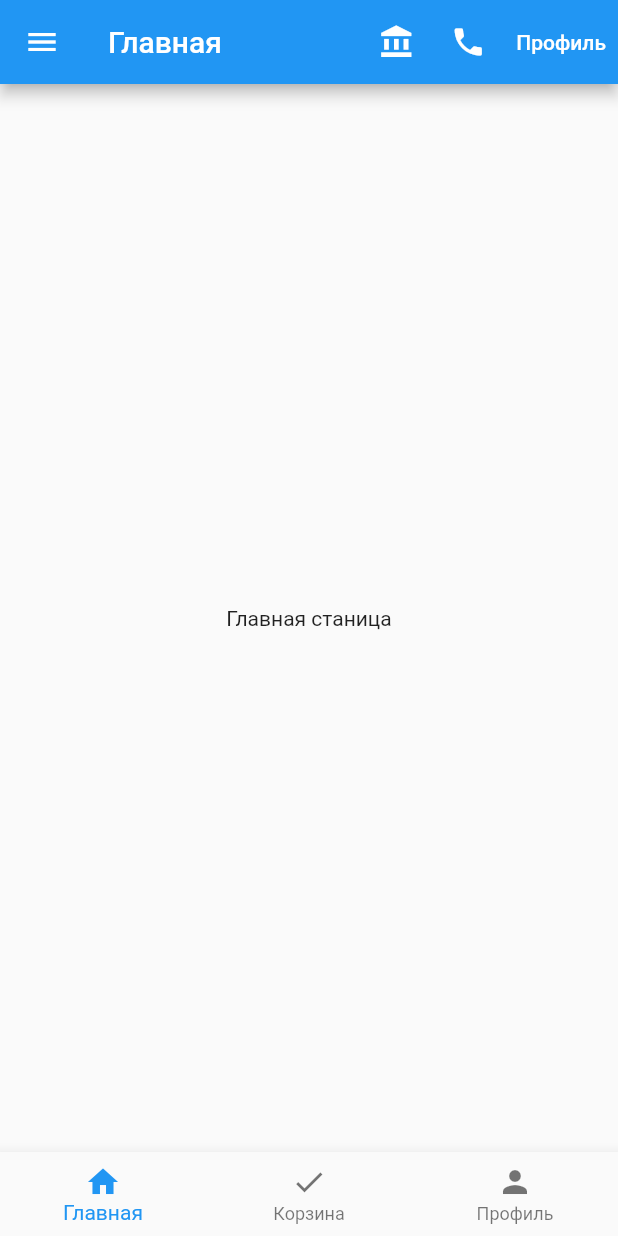
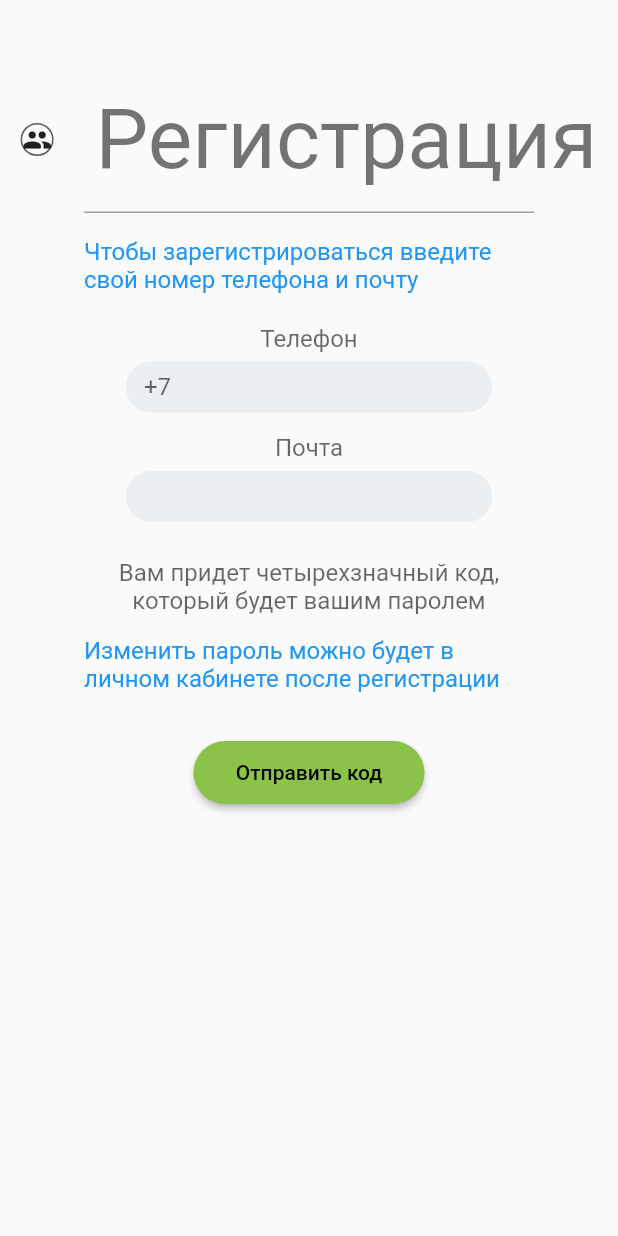
Before and after one commit to MukhinAlex/pizza, a Flutter app: the screen it shows after launch, on a phone screen of 412 x 824 dp. Run offline on Flutter 3.47's test engine with Material 2 defaults, Android fonts, the phone set to English and light mode, and no system bars; Roboto replaces fonts that are missing (Georgia, Hind).

Commit message:
Готово всё для кейса 2.4

```diff
--- a/lib/app_bar_screen.dart
+++ b/lib/app_bar_screen.dart
@@ -34,7 +34,7 @@ class _AppBarScreenState extends State<AppBarScreen> {
             decoration: const BoxDecoration(
               color: Colors.blue,
             ),
-            child: Container(
+            child: SizedBox(
               height: 200,
               child: Column(
                 mainAxisAlignment: MainAxisAlignment.center,
--- a/lib/main.dart
+++ b/lib/main.dart
@@ -3,9 +3,10 @@ import 'package:flutter/material.dart';
 import 'package:pizza/auth.dart';
 import 'package:pizza/calculator.dart';
 import 'package:pizza/registration.dart';
+import 'package:pizza/registration_theme.dart';
 import 'app_bar_screen.dart';
 import 'navigation_drawer_screen.dart';
 
 void main() {
-  runApp(const AppBarScreen());
+  runApp(const RegistrationTheme());
 }
--- a/lib/registration.dart
+++ b/lib/registration.dart
@@ -1,4 +1,3 @@
-import 'package:flutter/cupertino.dart';
 import 'package:flutter/material.dart';
 
 void main() {
--- /dev/null
+++ b/lib/registration_theme.dart
@@ -0,0 +1,113 @@
+import 'package:flutter/material.dart';
+import 'package:pizza/utils/global_theme.dart';
+
+void main() {
+  runApp(const RegistrationTheme());
+}
+
+class RegistrationTheme extends StatelessWidget {
+  const RegistrationTheme({Key? key}) : super(key: key);
+
+  // This widget is the root of your application.
+  @override
+  Widget build(BuildContext context) {
+    const borderStyle = OutlineInputBorder(
+        borderRadius: BorderRadius.all(Radius.circular(36)),
+        borderSide: BorderSide(
+            color: const Color(0xFFeceff1), width: 2));
+
+    return MaterialApp(
+      theme: globalTheme(),
+      home: Scaffold(
+          body: SingleChildScrollView(
+            child: Column(
+              children: [
+                const SizedBox(height: 60,),
+                Row(
+                  mainAxisAlignment: MainAxisAlignment.center,
+                  children: [
+                    Container (
+                      decoration: BoxDecoration(
+                        shape: BoxShape.circle,
+                        border: Border.all(color: Color.fromRGBO(92, 92, 92, 1),),
+                      ),
+                      child: Icon(Icons.people_rounded, size: 20,),
+                    ),
+                    Text('  Регистрация',
+                      style: Theme.of(context).textTheme.headline2),
+                      //style: TextStyle(fontWeight: FontWeight.bold,fontSize: 20, color: Color.fromRGBO(0, 0, 0, 0.6)), ),
+                  ],
+                ),
+                const SizedBox(height: 15,),
+                const SizedBox(width: 300,
+                  child: Divider(
+                    height: 1,
+                    thickness: 1,
+                    color: Colors.grey,
+                  ),
+                ),
+                const SizedBox(height: 16,),
+                SizedBox(
+                  width: 300,
+                  child: Text('Чтобы зарегистрироваться введите свой номер телефона и почту',
+                    style: TextStyle(fontSize: 16, color: Theme.of(context).colorScheme.secondary),
+              ),),
+                SizedBox(height: 20,),
+                const Text('Телефон',
+                  style: TextStyle(fontSize: 16, color: Color.fromRGBO(0, 0, 0, 0.6)),),
+                SizedBox(height: 6,),
+                const SizedBox(width: 244, height: 34,
+                  child: TextField(
+                    decoration: InputDecoration(
+                      filled:true,
+                      fillColor: Color(0xFFeceff1),
+                      enabledBorder: borderStyle,
+                      focusedBorder: borderStyle,
+                      labelText: '+7',
+                    ),
+                  ),
+                ),
+                SizedBox(height: 14,),
+                const Text('Почта',
+                  style: TextStyle(fontSize: 16, color: Color.fromRGBO(0, 0, 0, 0.6)),),
+                SizedBox(height: 6,),
+                const SizedBox(width: 244, height: 34,
+                  child: TextField(
+                    decoration: InputDecoration(
+                      filled:true,
+                      fillColor: Color(0xffeceff1),
+                      enabledBorder: borderStyle,
+                      focusedBorder: borderStyle,
+                      labelText: '',
+                    ),
+                  ),
+                ),
+                SizedBox(height: 24,),
+                const SizedBox(
+                  width: 300,
+                  child: Text('Вам придет четырехзначный код, который будет вашим паролем',
+                    style: TextStyle(fontSize: 16, color: Color.fromRGBO(0, 0, 0, 0.6)), textAlign: TextAlign.center,),
+                ),
+                SizedBox(height: 14,),
+                SizedBox(
+                  width: 300,
+                  child: Text('Изменить пароль можно будет в личном кабинете после регистрации',
+                    style: TextStyle(fontSize: 16, color: Theme.of(context).colorScheme.secondaryVariant)),
+                ),
+                SizedBox(height: 32,),
+                SizedBox(width: 154, height: 42, child:
+                ElevatedButton(onPressed: () {},
+                  child: Text('Отправить код'),
+                  style: ElevatedButton.styleFrom(
+                    shape: RoundedRectangleBorder(
+                      borderRadius: BorderRadius.circular(36.0),
+                    ),
+                  ),
+                ),
+                ),
+              ],),
+          )
+      ),
+    );
+  }
+}
--- /dev/null
+++ b/lib/utils/global_theme.dart
@@ -0,0 +1,21 @@
+import 'package:flutter/material.dart';
+
+ThemeData globalTheme() => ThemeData(
+  fontFamily: 'Georgia',
+  splashColor: Colors.yellow,
+
+  colorScheme: ColorScheme.fromSwatch(
+    brightness: Brightness.light,
+    primarySwatch: Colors.lightGreen,
+  ).copyWith(
+    secondary: Colors.yellow,
+    secondaryVariant: Colors.green,
+  ),
+
+  textTheme: const TextTheme(
+    headline1: TextStyle(fontSize: 72.0, fontWeight: FontWeight.bold),
+    headline2: TextStyle(fontSize: 28.0, fontFamily: 'Hind', fontStyle:FontStyle.italic),
+    headline6: TextStyle(fontSize: 30.0, color: Colors.white, fontStyle: FontStyle.italic),
+    bodyText2: TextStyle(fontSize: 16.0, fontFamily: 'Hind', color: Colors.indigo),
+  ),
+);
```
